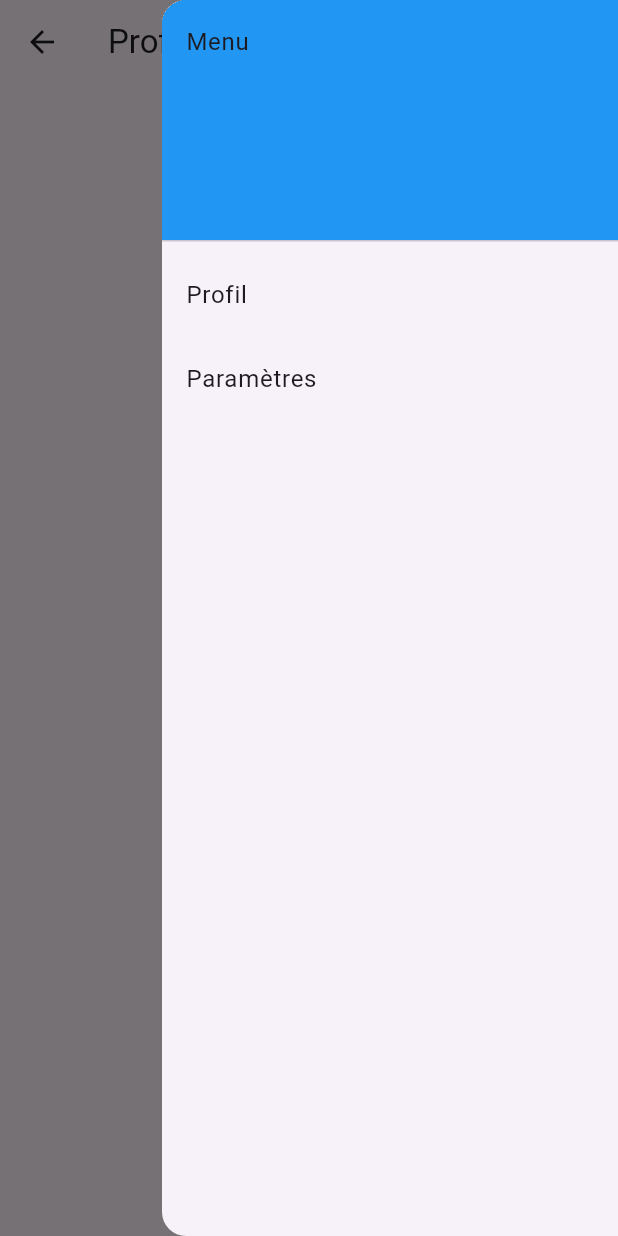
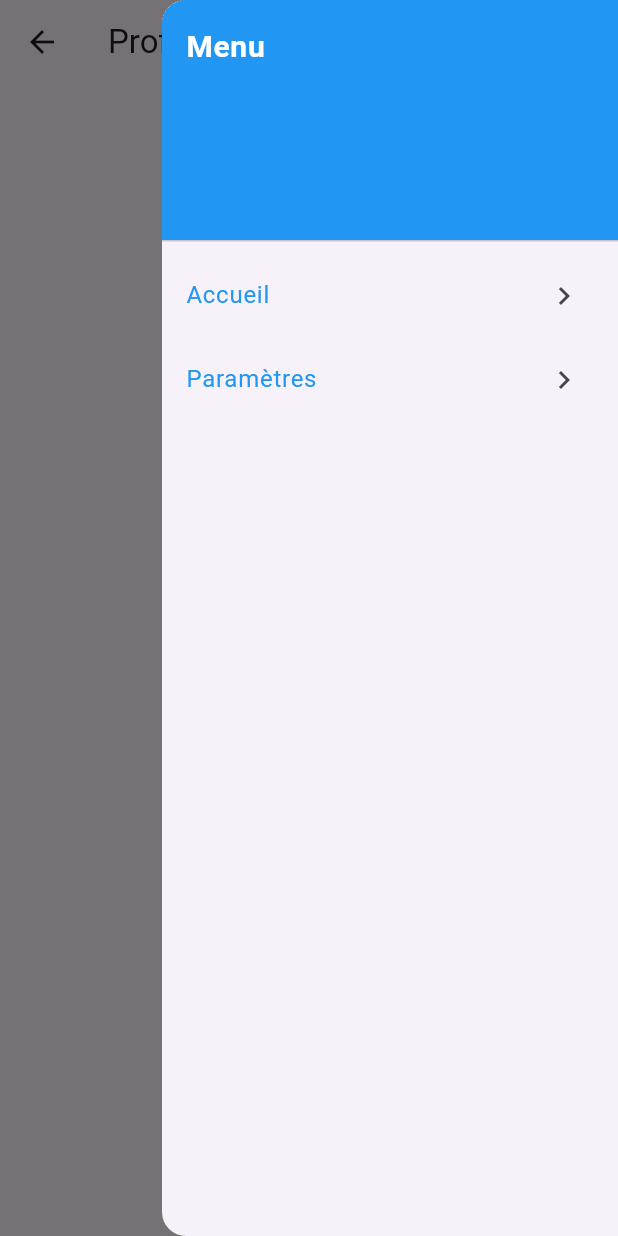
Before and after one commit to antaal/Architecture-Complete-Flutter, a Flutter app: the PageProfil screen opened by its route, with the side drawer open, on a phone screen of 412 x 824 dp. Run offline on Flutter 3.47's test engine with Material 3 defaults, Android fonts, the phone set to English and light mode, and no system bars; our stand-ins replace material_ui.

Commit message:
Personnalisation avancée (TextStyle, BoxDecoration, trailing icons)

```diff
--- a/lib/main.dart
+++ b/lib/main.dart
@@ -16,7 +16,7 @@ class MonApplication extends StatelessWidget {
       title: 'Mon Application',
       home: PageAccueil(),
       routes: {
-        '/page1': (context) =>PageAccueil(),
+        '/accueil': (context) =>PageAccueil(),
         '/profil': (context) =>PageProfil(),
         '/parametres': (context) =>PageParametres(),
       },
--- a/lib/pages/page_parametres.dart
+++ b/lib/pages/page_parametres.dart
@@ -1,7 +1,7 @@
 import 'package:flutter/widgets.dart';
 
 class PageParametres extends StatelessWidget {
-  const new({super.key});
+  const PageParametres({super.key});
 
   @override
   Widget build(BuildContext context) {
--- a/lib/pages/page_profil.dart
+++ b/lib/pages/page_profil.dart
@@ -9,15 +9,31 @@ class PageProfil extends StatelessWidget {
     return Scaffold(
       endDrawer: Drawer(
         child: ListView(
-          children: const [
+          children:  [
             DrawerHeader(
               decoration: BoxDecoration(
                 color: Colors.blue,
               ),
-              child: Text("Menu"),
+              child: Text("Menu",
+              style: TextStyle(
+                color: Colors.white,
+                fontWeight: FontWeight.bold,
+                fontSize: 20,
+
+              ),),
               ),
-              ListTile(title: Text("Profil")),
-              ListTile(title: Text("Paramètres")),
+              ListTile(title: Text("Accueil", style: TextStyle(color:Colors.blue)),
+              trailing:  Icon(Icons.chevron_right),
+              onTap: () {
+                Navigator.pushNamed(context, "/accueil");
+              },
+              ),
+              ListTile(title: Text("Paramètres", style: TextStyle(color: Colors.blue)),
+              trailing:  Icon(Icons.chevron_right),
+              onTap: (){
+                Navigator.pushNamed(context, "/parametres");
+              },
+              ),
           ],
         ),
       ),
```
